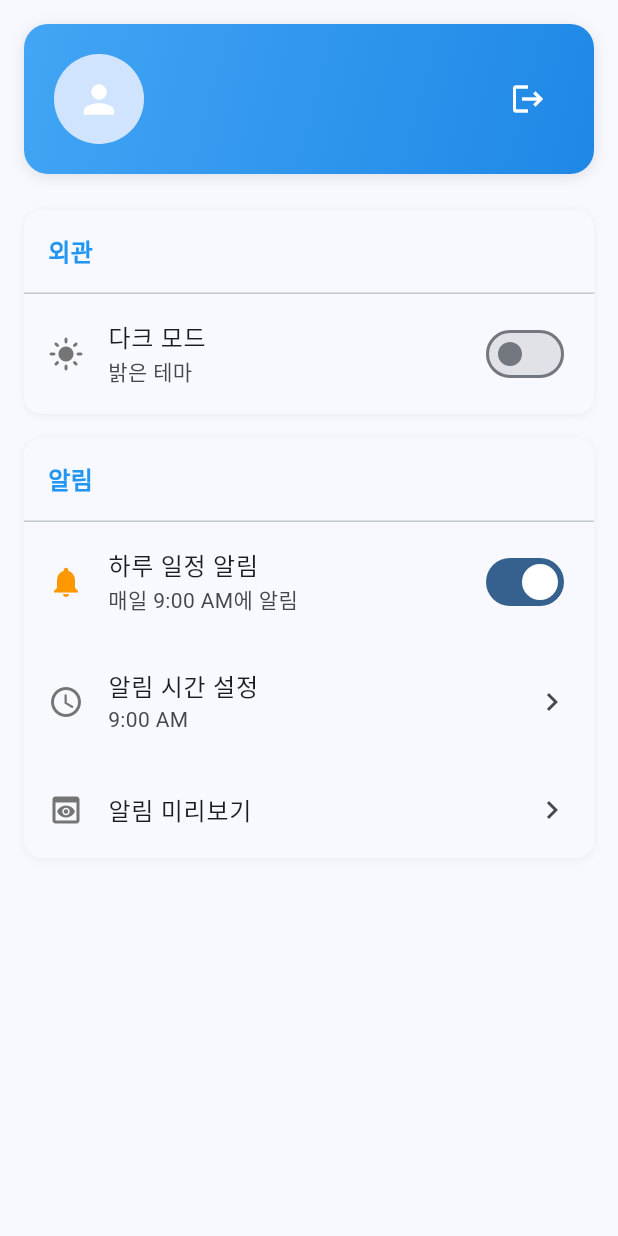
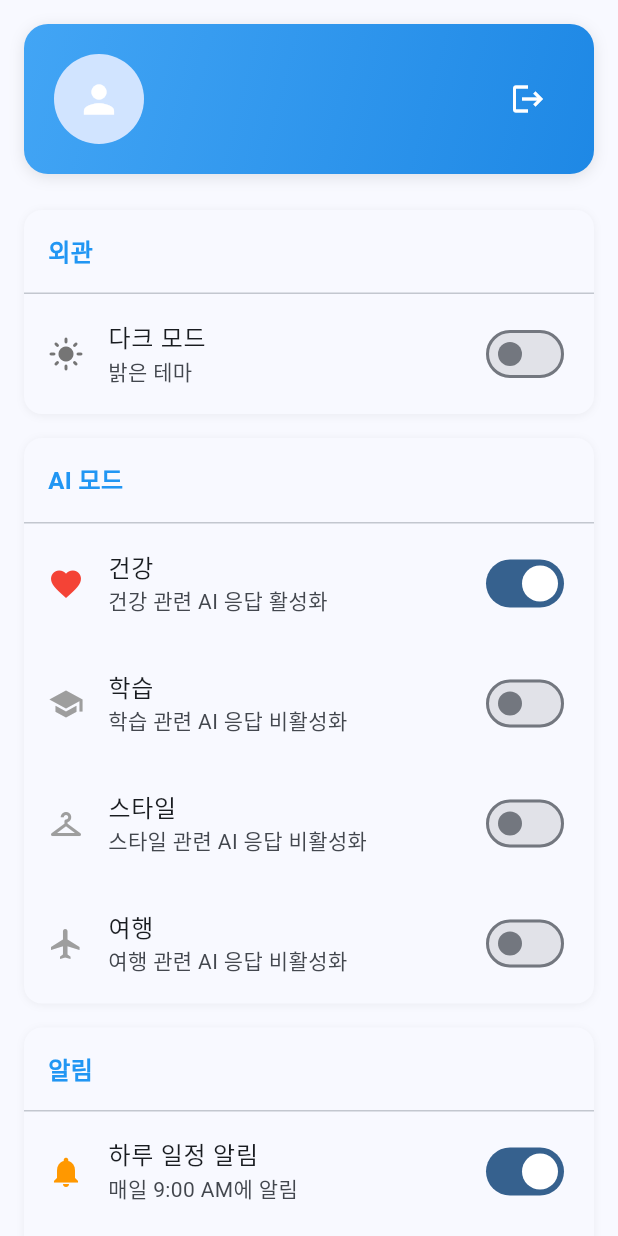
Before and after one commit to Shinkr283/AI_Calendar_Mobile, a Flutter app: the SettingsScreen screen opened directly, on a phone screen of 412 x 824 dp. Run offline on Flutter 3.47's test engine with Material 3 defaults, Android fonts, the phone set to English and light mode, and no system bars; our stand-ins replace firebase_auth, firebase_core, flutter_chat_types, flutter_chat_ui, geocoding, geolocator and 6 more; missing offline and left inert: googleapis; accounts and stored records are empty; network calls fail; statements that could not run were skipped.

Commit message:
0.2.52 update
설정창에 4가지 인공지능 모드 설정 ui만 추가

```diff
--- a/lib/screens/settings_screen.dart
+++ b/lib/screens/settings_screen.dart
@@ -25,6 +25,15 @@ class _SettingsScreenState extends State<SettingsScreen> {
 
   bool _isDailyNotificationEnabled = true;
   TimeOfDay _notificationTime = const TimeOfDay(hour: 9, minute: 0);
+
+  // AI 모드 설정
+  Set<String> _selectedAiModes = {'health'}; // 기본값: 건강만 선택
+  final Map<String, String> _aiModes = {
+    'health': '건강',
+    'learning': '학습',
+    'style': '스타일',
+    'travel': '여행',
+  };
 
   @override
   void initState() {
@@ -61,6 +70,7 @@ class _SettingsScreenState extends State<SettingsScreen> {
           _isDarkMode = settings['isDarkMode'];
           _isDailyNotificationEnabled = settings['isDailyNotificationEnabled'];
           _notificationTime = settings['notificationTime'];
+          _selectedAiModes = Set<String>.from(settings['selectedAiModes'] ?? ['health']);
         });
       }
     } catch (e) {
@@ -74,6 +84,7 @@ class _SettingsScreenState extends State<SettingsScreen> {
       await SettingsService().setIsDarkMode(_isDarkMode);
       await SettingsService().setIsDailyNotificationEnabled(_isDailyNotificationEnabled);
       await SettingsService().setNotificationTime(_notificationTime);
+      await SettingsService().setSelectedAiModes(_selectedAiModes.toList());
     } catch (e) {
       print('설정 저장 실패: $e');
     }
@@ -101,8 +112,6 @@ class _SettingsScreenState extends State<SettingsScreen> {
       }
     }
   }
-
-
 
   Future<void> _selectNotificationTime() async {
     final TimeOfDay? picked = await showTimePicker(
@@ -139,6 +148,38 @@ class _SettingsScreenState extends State<SettingsScreen> {
 
   String _getWeekStartDayText(int day) {
     return day == 0 ? '일요일' : '월요일';
+  }
+
+  // AI 모드별 아이콘 반환
+  IconData _getAiModeIcon(String mode) {
+    switch (mode) {
+      case 'health':
+        return Icons.favorite;
+      case 'learning':
+        return Icons.school;
+      case 'style':
+        return Icons.checkroom;
+      case 'travel':
+        return Icons.flight;
+      default:
+        return Icons.psychology;
+    }
+  }
+
+  // AI 모드별 색상 반환
+  Color _getAiModeColor(String mode) {
+    switch (mode) {
+      case 'health':
+        return Colors.red;
+      case 'learning':
+        return Colors.blue;
+      case 'style':
+        return Colors.purple;
+      case 'travel':
+        return Colors.green;
+      default:
+        return Colors.grey;
+    }
   }
 
   Widget _buildUserSection() {
@@ -363,6 +404,49 @@ class _SettingsScreenState extends State<SettingsScreen> {
                 ],
               ),
 
+                                            // AI 모드 섹션
+               _buildSettingsSection(
+                 'AI 모드',
+                 [
+                   ..._aiModes.entries.map((entry) => _buildSettingsTile(
+                     icon: _getAiModeIcon(entry.key),
+                     title: entry.value,
+                     subtitle: _selectedAiModes.contains(entry.key)
+                         ? '${entry.value} 관련 AI 응답 활성화'
+                         : '${entry.value} 관련 AI 응답 비활성화',
+                     trailing: Switch(
+                       value: _selectedAiModes.contains(entry.key),
+                       onChanged: (value) async {
+                         setState(() {
+                           if (value == true) {
+                             _selectedAiModes.add(entry.key);
+                           } else {
+                             _selectedAiModes.remove(entry.key);
+                           }
+                         });
+                         await _saveSettings();
+
+                         if (mounted) {
+                           final selectedCount = _selectedAiModes.length;
+                           final message = value
+                               ? '${entry.value} AI 모드가 활성화되었습니다'
+                               : '${entry.value} AI 모드가 비활성화되었습니다';
+                           ScaffoldMessenger.of(context).showSnackBar(
+                             SnackBar(
+                               content: Text(message),
+                               backgroundColor: value ? Colors.green : Colors.orange,
+                             ),
+                           );
+                         }
+                       },
+                     ),
+                     iconColor: _selectedAiModes.contains(entry.key)
+                         ? _getAiModeColor(entry.key)
+                         : Colors.grey,
+                   )),
+                 ],
+               ),
+
               // 알림 섹션
               _buildSettingsSection(
                 '알림',
```
Also changed, not shown: lib/services/settings_service.dart (+23 -0 lines).
